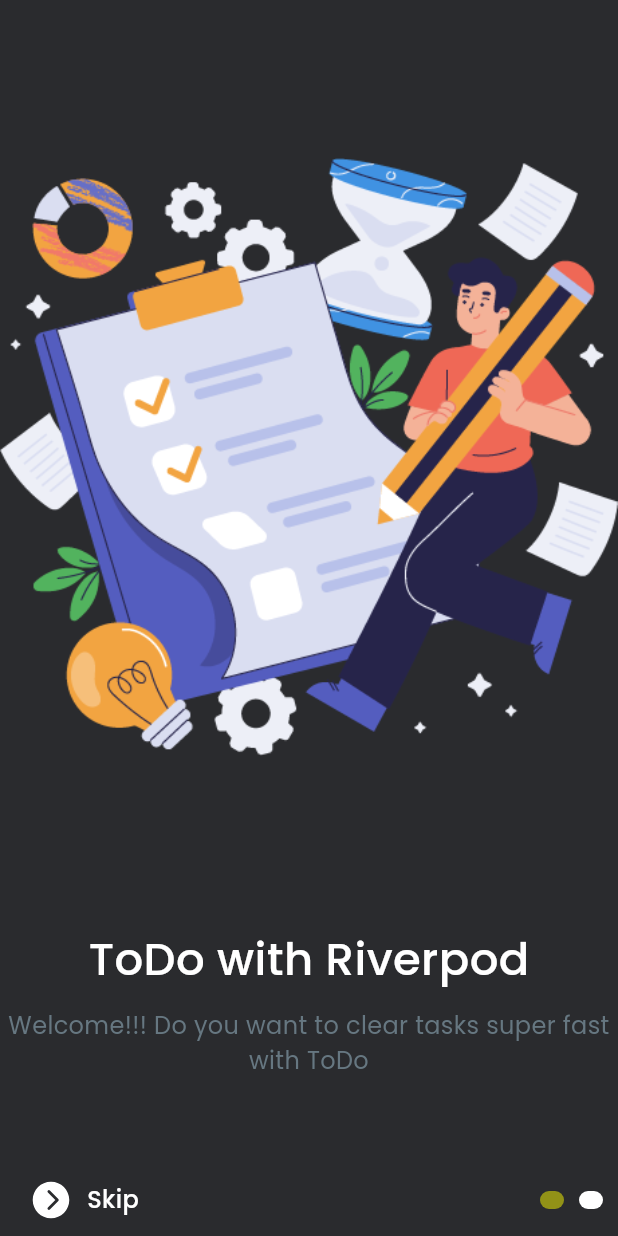
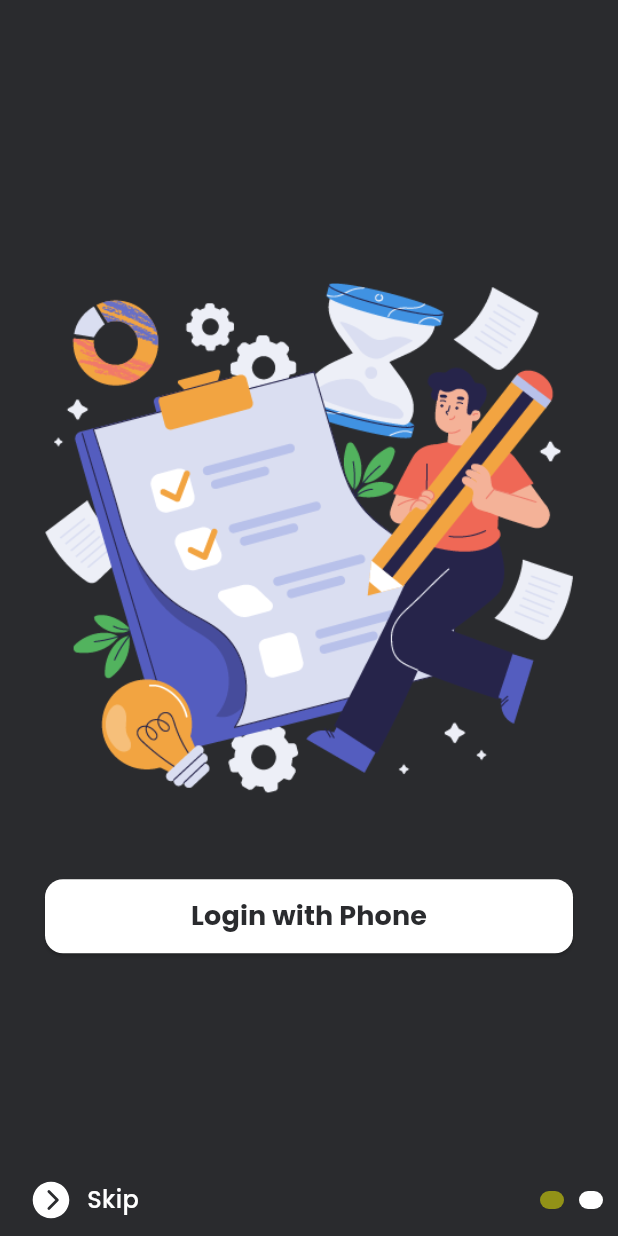
Before and after one commit to fidelisnwabisi/todo_app, a Flutter app: the screen it shows after launch, swiped to page 2, on a phone screen of 412 x 824 dp. Run offline on Flutter 3.47's test engine with Material 2 defaults, Android fonts, the phone set to English and light mode, and no system bars; drawn by our look-alikes of smooth_page_indicator; our stand-ins replace flutter_screenutil, flutter_vector_icons, google_fonts.

Commit message:
extracted first page and second page into files

```diff
--- a/lib/features/on_boarding/views/on_boarding_screen.dart
+++ b/lib/features/on_boarding/views/on_boarding_screen.dart
@@ -12,6 +12,9 @@ import 'package:todo_app/core/common/widgets/fading_text.dart';
 import 'package:todo_app/core/common/widgets/white_space.dart';
 import 'package:todo_app/core/res/colours.dart';
 import 'package:todo_app/core/res/image_res.dart';
+import 'package:todo_app/features/on_boarding/views/widgets/second_page.dart';
+
+import 'widgets/first_page.dart';
 
 class OnBoardingScreen extends StatefulWidget {
   const OnBoardingScreen({super.key});
@@ -37,83 +40,10 @@ class _OnBoardingScreenState extends State<OnBoardingScreen> {
         child: Stack(
           alignment: Alignment.bottomCenter,
           children: [
-            PageView(controller: pageController, children: [
-              Padding(
-                padding: const EdgeInsets.symmetric(horizontal: 30),
-                child: Column(
-                  mainAxisAlignment: MainAxisAlignment.center,
-                  children: [
-                    Image.asset(ImageRes.todo),
-                    const WhiteSpace(height: 100),
-                    const FadingText(
-                      text: "ToDo with Riverpod",
-                      fontSize: 30,
-                      fontWeight: FontWeight.w500,
-                      textAlign: TextAlign.center,
-                    ),
-                    const WhiteSpace(height: 10),
-                    Text(
-                      "Welcome!!! Do you want to clear tasks super fast with ToDo",
-                      textAlign: TextAlign.center,
-                      style: GoogleFonts.poppins(
-                        fontSize: 16,
-                        fontWeight: FontWeight.normal,
-                        color: Colours.lightGrey,
-                      ),
-                    ),
-                    // Row(
-                    //   mainAxisAlignment: MainAxisAlignment.spaceBetween,
-                    //   children: [
-                    //     Row(
-                    //       children: [
-                    //         // Button
-                    //         IconButton(
-                    //             iconSize: 30,
-                    //             color: Colours.light,
-                    //             onPressed: () {},
-                    //             icon: const Icon(
-                    //               Ionicons.chevron_forward_circle,
-                    //             )),
-                    //         // Skip
-                    //         const FadingText(
-                    //           text: 'Skip',
-                    //           fontSize: 16,
-                    //           fontWeight: FontWeight.w500,
-                    //         )
-                    //       ],
-                    //     ),
-
-                    //     // Swipe Indicator
-                    //     const Placeholder(fallbackHeight: 20, fallbackWidth: 20),
-                    //   ],
-                    // )
-                  ],
-                ),
-              ),
-              Column(
-                mainAxisAlignment: MainAxisAlignment.center,
-                children: [
-                  Image.asset(ImageRes.todo),
-                  const WhiteSpace(height: 100),
-                  const FadingText(
-                    text: "ToDo with Riverpod",
-                    fontSize: 30,
-                    fontWeight: FontWeight.w500,
-                    textAlign: TextAlign.center,
-                  ),
-                  const WhiteSpace(height: 10),
-                  Text(
-                    "Welcome!!! Do you want to clear tasks super fast with ToDo",
-                    textAlign: TextAlign.center,
-                    style: GoogleFonts.poppins(
-                      fontSize: 16,
-                      fontWeight: FontWeight.normal,
-                      color: Colours.lightGrey,
-                    ),
-                  ),
-                ],
-              ),
-            ]),
+            PageView(
+              controller: pageController,
+              children: const [FirstPage(), SecondPage()],
+            ),
             Padding(
               padding: const EdgeInsets.symmetric(horizontal: 10),
               child: Row(
--- a/lib/features/on_boarding/views/widgets/first_page.dart
+++ b/lib/features/on_boarding/views/widgets/first_page.dart
@@ -1,10 +1,42 @@
 import 'package:flutter/material.dart';
+import 'package:google_fonts/google_fonts.dart';
+import 'package:todo_app/core/common/widgets/fading_text.dart';
+import 'package:todo_app/core/common/widgets/white_space.dart';
+import 'package:todo_app/core/res/colours.dart';
+import 'package:todo_app/core/res/image_res.dart';
 
 class FirstPage extends StatelessWidget {
-  const FirstPage({super.key});
+  const FirstPage({
+    super.key,
+  });
 
   @override
   Widget build(BuildContext context) {
-    return const Placeholder();
+    return Padding(
+      padding: const EdgeInsets.symmetric(horizontal: 30),
+      child: Column(
+        mainAxisAlignment: MainAxisAlignment.center,
+        children: [
+          Image.asset(ImageRes.todo),
+          const WhiteSpace(height: 100),
+          const FadingText(
+            text: "ToDo with Riverpod",
+            fontSize: 30,
+            fontWeight: FontWeight.w500,
+            textAlign: TextAlign.center,
+          ),
+          const WhiteSpace(height: 10),
+          Text(
+            "Welcome!!! Do you want to clear tasks super fast with ToDo",
+            textAlign: TextAlign.center,
+            style: GoogleFonts.poppins(
+              fontSize: 16,
+              fontWeight: FontWeight.normal,
+              color: Colours.lightGrey,
+            ),
+          ),
+        ],
+      ),
+    );
   }
 }
--- /dev/null
+++ b/lib/features/on_boarding/views/widgets/second_page.dart
@@ -0,0 +1,45 @@
+import 'package:flutter/material.dart';
+import 'package:google_fonts/google_fonts.dart';
+import 'package:todo_app/core/common/widgets/fading_text.dart';
+import 'package:todo_app/core/common/widgets/white_space.dart';
+import 'package:todo_app/core/res/colours.dart';
+import 'package:todo_app/core/res/image_res.dart';
+
+class SecondPage extends StatelessWidget {
+  const SecondPage({
+    super.key,
+  });
+
+  @override
+  Widget build(BuildContext context) {
+    final size = MediaQuery.of(context).size;
+    return Padding(
+      padding: const EdgeInsets.symmetric(horizontal: 30),
+      child: Column(
+        mainAxisAlignment: MainAxisAlignment.center,
+        children: [
+          Image.asset(ImageRes.todo),
+          const WhiteSpace(height: 50),
+          ElevatedButton(
+            style: ElevatedButton.styleFrom(
+              backgroundColor: Colours.light,
+              minimumSize: Size(size.width * 0.9, size.height * 0.06),
+              shape: RoundedRectangleBorder(
+                borderRadius: BorderRadius.circular(12),
+              ),
+            ),
+            onPressed: () {},
+            child: Text(
+              "Login with Phone",
+              style: GoogleFonts.poppins(
+                fontSize: 18,
+                fontWeight: FontWeight.bold,
+                color: Colours.darkBackground,
+              ),
+            ),
+          ),
+        ],
+      ),
+    );
+  }
+}
```
Also changed, not shown: 1 other file.
